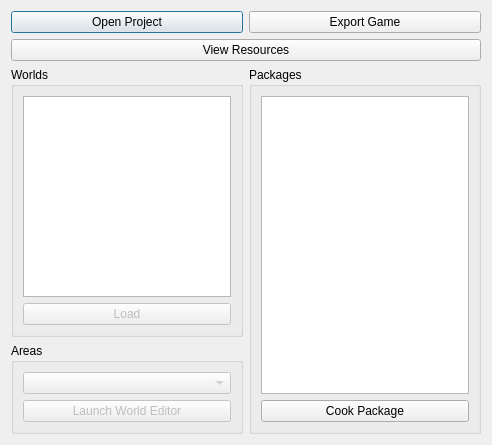
First picture: the form in src/Editor/CProjectOverviewDialog.ui, repository AxioDL/PrimeWorldEditor, before the edit.
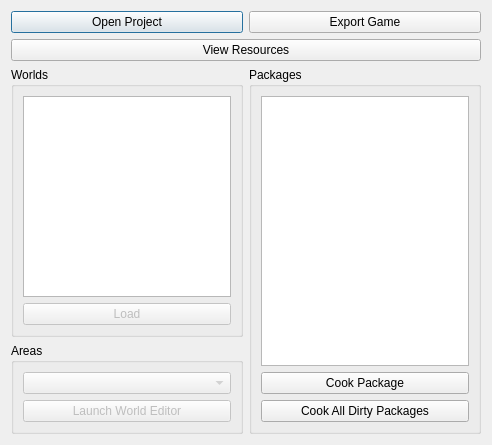
Second picture: the form after the edit.

Commit message: Added shader sharing mechanism; added "cook all dirty packages" button; other various tweaks and fixes

The edit to the form file:
```diff
--- a/src/Editor/CProjectOverviewDialog.ui
+++ b/src/Editor/CProjectOverviewDialog.ui
@@ -125,6 +125,13 @@
           </property>
          </widget>
         </item>
+        <item>
+         <widget class="QPushButton" name="CookAllDirtyPackagesButton">
+          <property name="text">
+           <string>Cook All Dirty Packages</string>
+          </property>
+         </widget>
+        </item>
        </layout>
       </widget>
      </item>
```
The commit also changes 18 other files.
